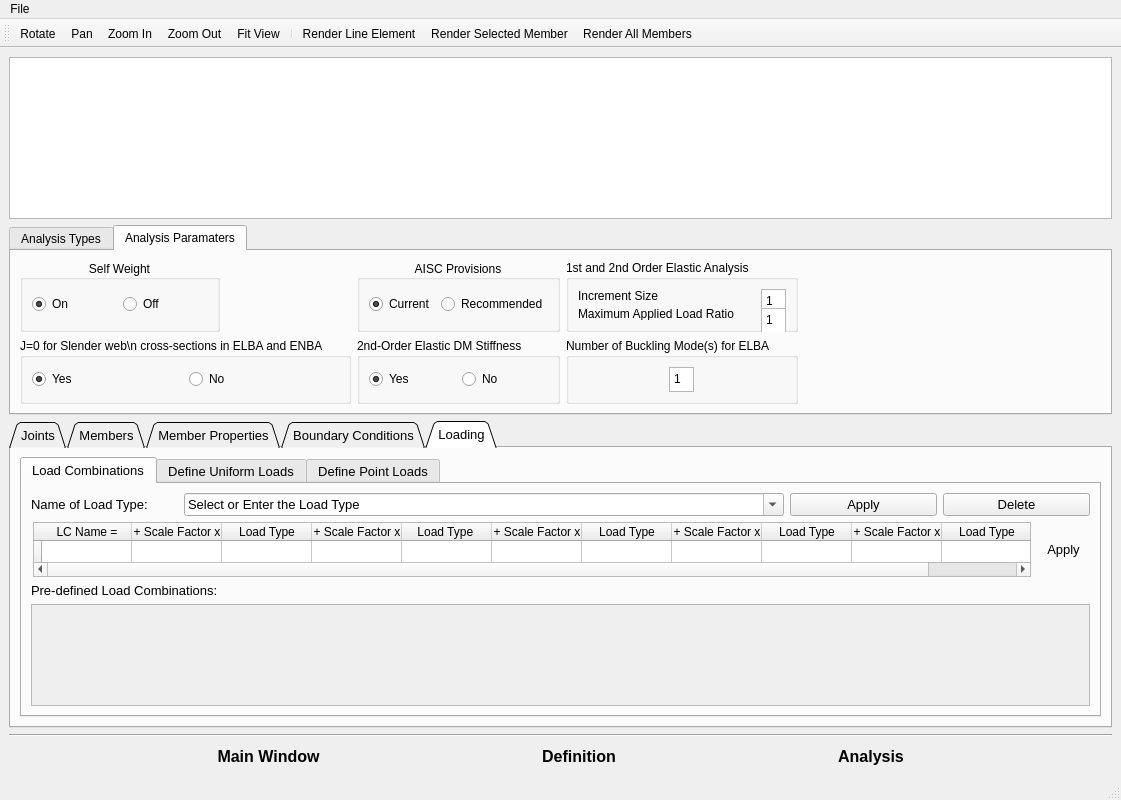
The window that GUI dev/Try1_Oguzhan/Sabre2 GUI/SABRE2-V3.ui (oguzhantogay/SABRE2_V2_local) describes before a commit, drawn with Qt 5.
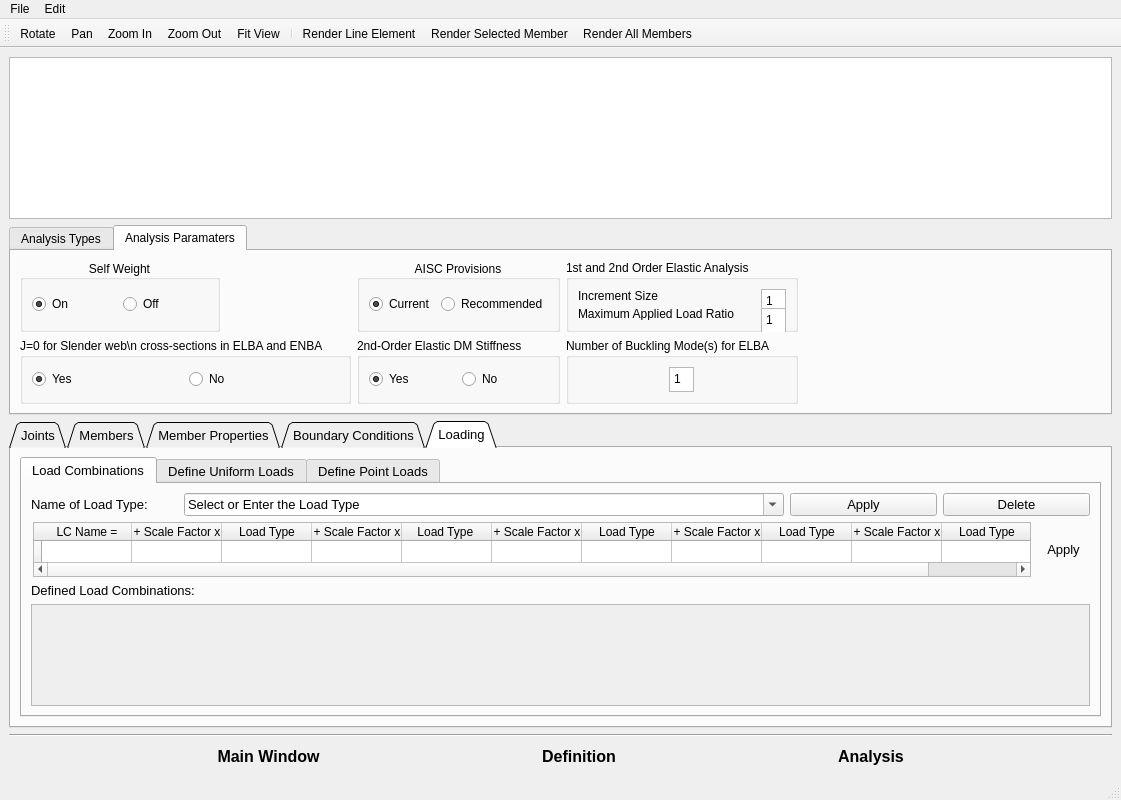
The same window after the commit. The open tabs and pages were chosen to show the change. Icons and pictures are not drawn.

Commit message: actions are separated from main GUI

```diff
--- a/GUI dev/Try1_Oguzhan/Sabre2 GUI/SABRE2-V3.ui
+++ b/GUI dev/Try1_Oguzhan/Sabre2 GUI/SABRE2-V3.ui
@@ -2523,7 +2523,7 @@
             <item>
              <widget class="QLabel" name="LoadCobinationNamesLabel">
               <property name="text">
-               <string>Pre-defined Load Combinations:</string>
+               <string>Defined Load Combinations:</string>
               </property>
              </widget>
             </item>
@@ -3235,7 +3235,13 @@
     <addaction name="separator"/>
     <addaction name="actionQuit"/>
    </widget>
+   <widget class="QMenu" name="menuEdit">
+    <property name="title">
+     <string>Edit</string>
+    </property>
+   </widget>
    <addaction name="menuFile"/>
+   <addaction name="menuEdit"/>
   </widget>
   <widget class="QStatusBar" name="statusbar"/>
   <widget class="QToolBar" name="toolBar">
```
Left out of the diff: 4 changed lines with no effect on the pictures. The commit also changes 7 other files.
